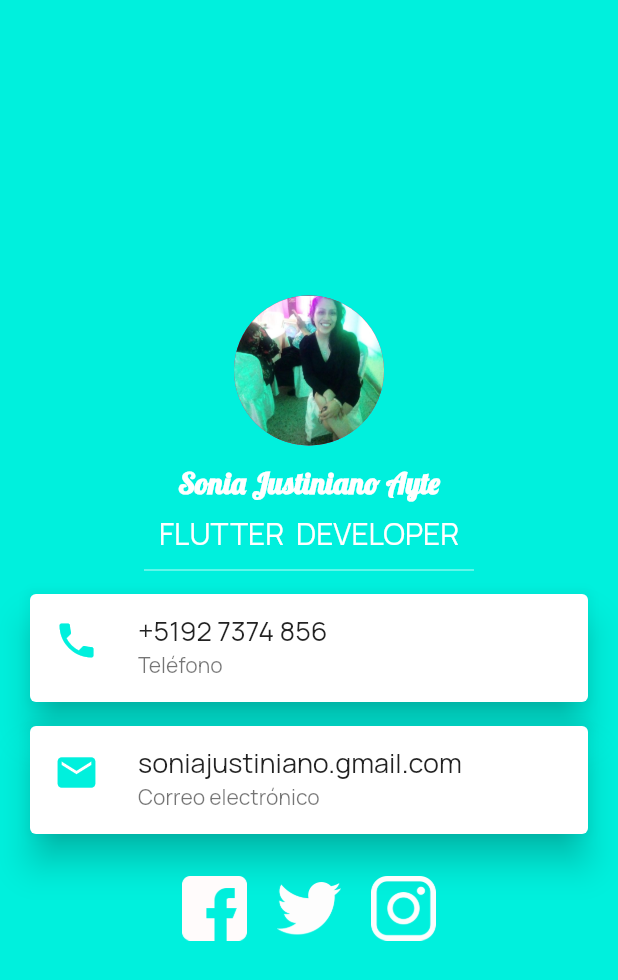
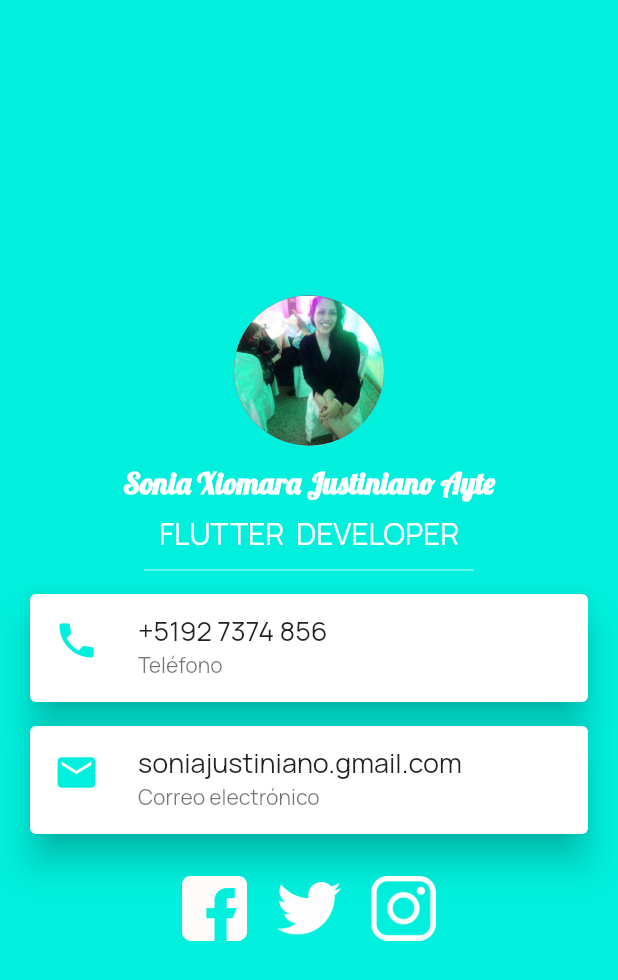
Before and after one commit to soniaja19/codigo_mycard, a Flutter app: the screen it shows after launch, on a phone screen of 412 x 824 dp. Shown: the top 980 px of the screen. Run offline on Flutter 3.47's test engine with Material 2 defaults, Android fonts, the phone set to English and light mode, and no system bars.

Commit message:
He cambiado el nombre de la persona

```diff
--- a/lib/main.dart
+++ b/lib/main.dart
@@ -35,7 +35,7 @@ class HomePage extends StatelessWidget {
             height: 12.0,
           ),
           const Text(
-            "Sonia Justiniano Ayte",
+            "Sonia Xiomara Justiniano Ayte",
             style: TextStyle(
               color: Colors.white,
               fontSize: 20.0,
```
